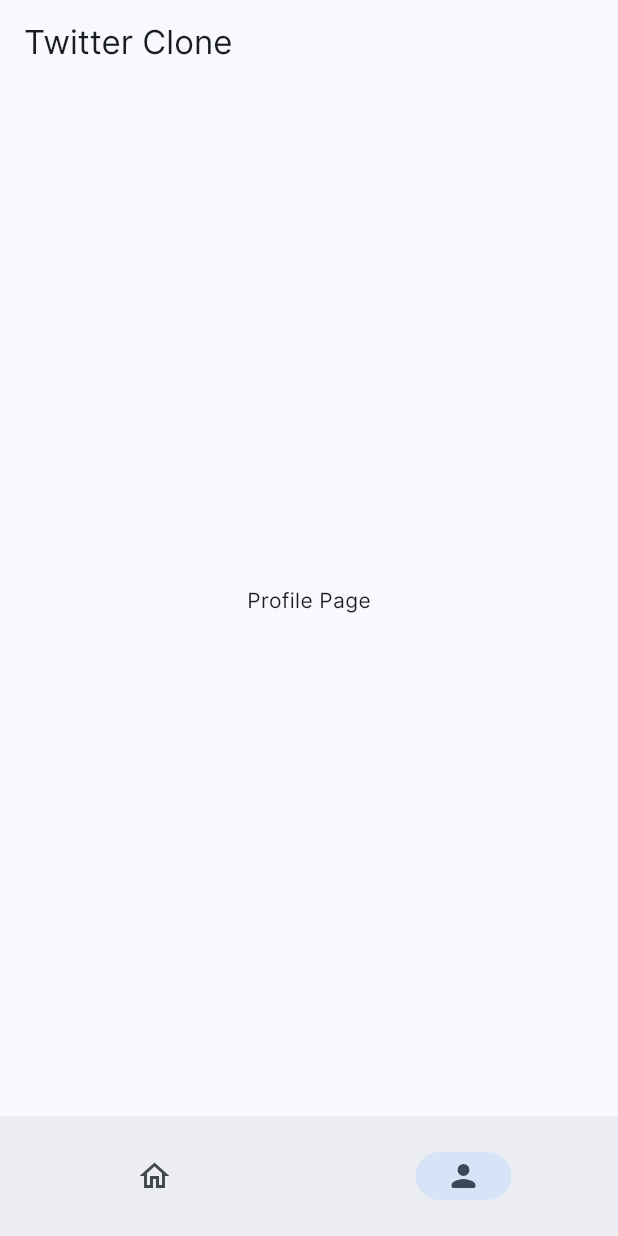
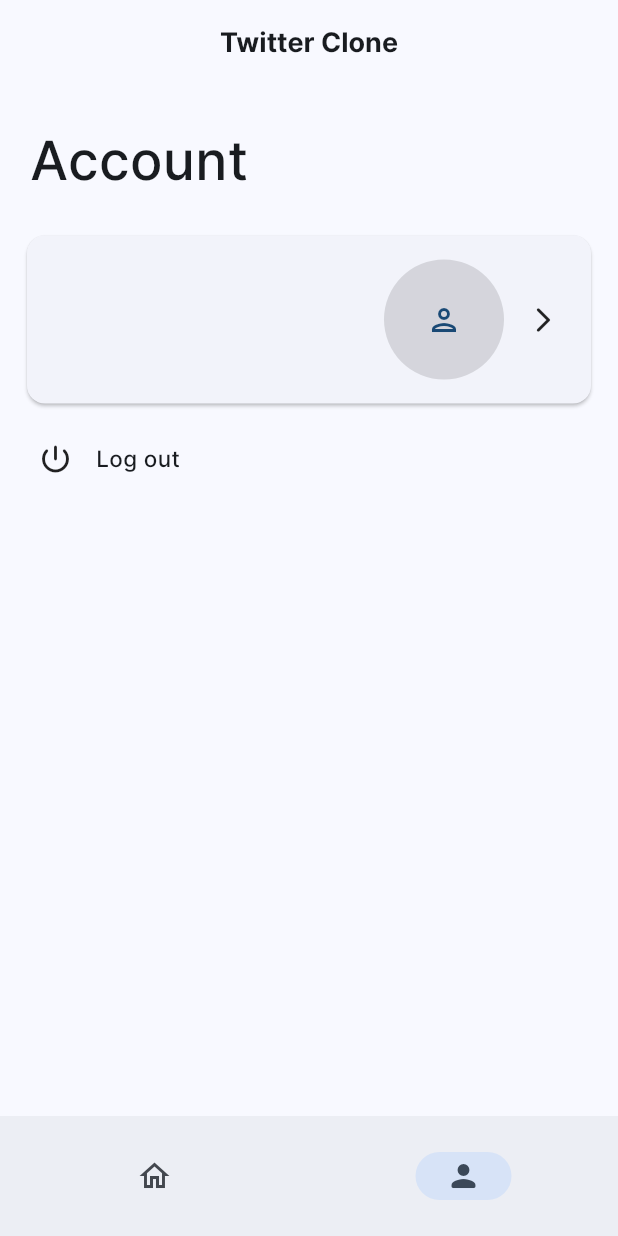
Before and after one commit to hexagonal707/twitterclone, a Flutter app: the screen it shows once a user with an empty profile is signed in, item 2 of the bottom bar chosen, on a phone screen of 412 x 824 dp. Run offline on Flutter 3.47's test engine with Material 2 defaults, Android fonts, the phone set to English and light mode, and no system bars; our stand-ins replace cloud_firestore, firebase_auth, firebase_core, image_picker; accounts and stored records are empty.

Commit message:
added account_page.dart, sign out function

```diff
--- a/lib/page_navigator.dart
+++ b/lib/page_navigator.dart
@@ -1,9 +1,10 @@
 import 'package:flutter/material.dart';
 import 'package:twitterclone/screens/home/home_page.dart';
-import 'package:twitterclone/screens/profile/profile_page.dart';
+import 'package:twitterclone/screens/account/account_page.dart';
 
 class PageNavigator extends StatefulWidget {
   static const String id = 'page_navigator';
+
   const PageNavigator({super.key});
 
   @override
@@ -14,7 +15,10 @@ class _PageNavigatorState extends State<PageNavigator> {
   late int _currentPageIndex = 0;
 
   Widget pages(int index) {
-    final routes = [HomePage(onPageSelected: _onPageChanged), const AccountPage()];
+    final routes = [
+      HomePage(onPageSelected: _onPageChanged),
+      const AccountPage()
+    ];
     return routes[index];
   }
 
@@ -28,8 +32,11 @@ class _PageNavigatorState extends State<PageNavigator> {
   Widget build(BuildContext context) {
     return Scaffold(
       appBar: AppBar(
-        title: const Text('Twitter Clone'),
-
+        centerTitle: true,
+        title: const Text(
+          'Twitter Clone',
+          style: TextStyle(fontWeight: FontWeight.w700, fontSize: 18.0),
+        ),
       ),
       bottomNavigationBar: NavigationBarTheme(
         data: const NavigationBarThemeData(
--- /dev/null
+++ b/lib/screens/account/account_page.dart
@@ -0,0 +1,174 @@
+import 'package:firebase_auth/firebase_auth.dart';
+import 'package:flutter/material.dart';
+import 'package:provider/provider.dart';
+
+import '../../data/post_data.dart';
+import '../../widgets/custom_card_header.dart';
+import '../../widgets/custom_listview.dart';
+import '../../widgets/custom_shimmer.dart';
+import '../welcome/welcome_page.dart';
+
+class AccountPage extends StatefulWidget {
+  static const String id = 'account_page';
+
+  const AccountPage({Key? key}) : super(key: key);
+
+  @override
+  State<AccountPage> createState() => _AccountPageState();
+}
+
+class _AccountPageState extends State<AccountPage> {
+  @override
+  Widget build(BuildContext context) {
+    return Consumer<PostDataProvider>(builder: (context, provider, child) {
+      return Scaffold(
+        body: SafeArea(
+          child: ListView(
+            children: <Widget>[
+              const Padding(
+                padding: EdgeInsets.symmetric(horizontal: 20.0, vertical: 25.0),
+                child: Text(
+                  'Account',
+                  style: TextStyle(
+                    fontWeight: FontWeight.w500,
+                    fontSize: 36.0,
+                  ),
+                ),
+              ),
+
+              //Profile Header
+              Card(
+                margin: const EdgeInsets.symmetric(horizontal: 18.0),
+                child: InkWell(
+                  borderRadius: const BorderRadius.all(
+                    Radius.circular(12.0),
+                  ),
+                  onTap: () {
+                    /*provider.userData != null
+                        ? Navigator.push(
+                      context,
+                      CustomPageRouteBuilder(
+                          child: const ProfilePage(),
+                          transitionType:
+                          SharedAxisTransitionType.horizontal),
+                    )
+                        : null;*/
+                  },
+                  child: Padding(
+                    padding: const EdgeInsets.symmetric(horizontal: 10.0),
+                    child: Padding(
+                      padding: const EdgeInsets.symmetric(
+                          horizontal: 12.0, vertical: 16.0),
+                      child: provider.userData != null
+
+                          //Profile Row
+                          ? CustomCardHeader(
+                              primaryHeading:
+                                  '${provider.userData!.firstName} ${provider.userData!.lastName}',
+                              primaryHeadingFontSize: 20.0,
+                              primaryHeadingFontWeight: FontWeight.w600,
+                              secondaryHeading: provider.userData!.phoneNumber,
+                              secondaryHeadingFontSize: 14.0,
+                              secondaryHeadingFontWeight: FontWeight.w500,
+                              tertiaryHeading: provider.userData!.email,
+                              tertiaryHeadingFontSize: 14.0,
+                              tertiaryHeadingFontWeight: FontWeight.w500,
+                              overflow: TextOverflow.ellipsis,
+                              arrow: true,
+                              child: CircleAvatar(
+                                backgroundColor: Theme.of(context).focusColor,
+                                radius: 40.0,
+                                child: const Icon(Icons.person_outlined),
+                              ),
+                            )
+
+                          //Shimmer
+                          : Row(
+                              mainAxisAlignment: MainAxisAlignment.spaceBetween,
+                              children: <Widget>[
+                                Row(
+                                  children: <Widget>[
+                                    Column(
+                                      crossAxisAlignment:
+                                          CrossAxisAlignment.start,
+                                      children: [
+                                        showShimmer(
+                                            context: context,
+                                            topPadding: 6,
+                                            bottomPadding: 6,
+                                            height: 18.0,
+                                            width: MediaQuery.of(context)
+                                                    .size
+                                                    .width *
+                                                0.45),
+                                        showShimmer(
+                                            context: context,
+                                            topPadding: 3.0,
+                                            bottomPadding: 3.0,
+                                            height: 14.0,
+                                            width: MediaQuery.of(context)
+                                                    .size
+                                                    .width *
+                                                0.25),
+                                        showShimmer(
+                                            context: context,
+                                            topPadding: 3.0,
+                                            bottomPadding: 3.0,
+                                            height: 14.0,
+                                            width: MediaQuery.of(context)
+                                                    .size
+                                                    .width *
+                                                0.5)
+                                      ],
+                                    ),
+                                  ],
+                                ),
+                                Row(
+                                  children: <Widget>[
+                                    CircleAvatar(
+                                        radius: 40.0,
+                                        backgroundColor:
+                                            Theme.of(context).brightness ==
+                                                    Brightness.dark
+                                                ? Theme.of(context).focusColor
+                                                : Theme.of(context).focusColor),
+                                    const Padding(
+                                      padding: EdgeInsets.only(left: 16.0),
+                                      child: Icon(Icons.arrow_forward_ios_sharp,
+                                          size: 20.0),
+                                    ),
+                                  ],
+                                ),
+                              ],
+                            ),
+                    ),
+                  ),
+                ),
+              ),
+
+              Padding(
+                padding: const EdgeInsets.only(top: 10.0),
+                child: Column(
+                  children: <Widget>[
+                    CustomListView(
+                        icon: Icons.power_settings_new_rounded,
+                        onTap: () async {
+                          await FirebaseAuth.instance
+                              .signOut()
+                              .whenComplete(() {
+
+                            Navigator.pushNamedAndRemoveUntil(
+                                context, WelcomePage.id, (route) => false);
+                          });
+                        },
+                        text: 'Log out'),
+                  ],
+                ),
+              ),
+            ],
+          ),
+        ),
+      );
+    });
+  }
+}
--- a/lib/screens/home/home_page.dart
+++ b/lib/screens/home/home_page.dart
@@ -69,7 +69,12 @@ class _HomePageState extends State<HomePage> {
         var postDataList = postDataProvider.postDataList;
         var userData = postDataProvider.userData;
 
-        return Scaffold(
+        return RefreshIndicator(
+          onRefresh: () async{
+           await postDataProvider.getPostList();
+          },
+          child: Scaffold(
+
             floatingActionButton: FloatingActionButton(
               child: const Icon(Icons.add),
               onPressed: () {
@@ -84,19 +89,26 @@ class _HomePageState extends State<HomePage> {
                 );
               },
             ),
-          body: ListView.builder(
+            body: ListView.separated(
               itemCount: postDataList?.length ?? 15,
+              separatorBuilder: (context, int index) {
+                return const Divider(height: 1);
+              },
               itemBuilder: (BuildContext context, int index) {
                 if (postDataList != null && userData != null) {
                   return CustomPostContainer(
+                    onTap: (){},
                     name: '${userData.firstName} ${userData.lastName}',
-                        content: postDataList[index].content, time: currentDate(postDataList[index]), username: userData.username,
+                    content: postDataList[index].content,
+                    time: currentDate(postDataList[index]),
+                    username: userData.username,
                   );
                 } else {
                   return const CustomPostContainerShimmer();
                 }
               },
             ),
+          ),
         );
       },
     );
--- a/lib/screens/login/login_page.dart
+++ b/lib/screens/login/login_page.dart
@@ -32,6 +32,7 @@ class _State extends State<LoginPage> {
       await _firebaseauth.signInWithEmailAndPassword(
           email: _emailController.text.trim(),
           password: _passwordController.text.trim());
+      if (!mounted) return;
       Navigator.pushAndRemoveUntil(
           context,
           CustomPageRouteBuilder(
--- a/lib/screens/profile/profile_page.dart
+++ /dev/null
@@ -1,21 +0,0 @@
-import 'package:flutter/material.dart';
-
-class AccountPage extends StatefulWidget {
-  static const String id = 'profile_page';
-  const AccountPage({super.key});
-
-  @override
-  State<AccountPage> createState() => _AccountPageState();
-}
-
-class _AccountPageState extends State<AccountPage> {
-  @override
-  Widget build(BuildContext context) {
-    return const Center(
-      child: Column(
-        mainAxisAlignment: MainAxisAlignment.center,
-        children: [Text('Profile Page')],
-      ),
-    );
-  }
-}
--- /dev/null
+++ b/lib/widgets/custom_card_header.dart
@@ -0,0 +1,104 @@
+import 'package:flutter/material.dart';
+import 'package:provider/provider.dart';
+import 'package:twitterclone/data/post_data.dart';
+
+class CustomCardHeader extends StatelessWidget {
+  final String? primaryHeading;
+  final String? secondaryHeading;
+  final String? tertiaryHeading;
+  final double? primaryHeadingFontSize;
+  final double? secondaryHeadingFontSize;
+  final double? tertiaryHeadingFontSize;
+  final FontWeight? primaryHeadingFontWeight;
+  final FontWeight? secondaryHeadingFontWeight;
+  final FontWeight? tertiaryHeadingFontWeight;
+  final Color? primaryHeadingColor;
+  final Color? secondaryHeadingColor;
+  final Color? tertiaryHeadingColor;
+  final bool arrow;
+  final TextOverflow? overflow;
+  final void Function()? onTap;
+  final int? maxLines;
+  final bool? softWrap;
+  final String? imageUrl;
+  final Widget child;
+
+  const CustomCardHeader({
+    Key? key,
+    this.primaryHeading,
+    required this.arrow,
+    this.onTap,
+    this.secondaryHeading,
+    this.primaryHeadingColor,
+    this.secondaryHeadingColor,
+    this.primaryHeadingFontSize,
+    this.primaryHeadingFontWeight,
+    this.secondaryHeadingFontSize,
+    this.secondaryHeadingFontWeight,
+    this.overflow,
+    this.maxLines,
+    this.softWrap,
+    this.tertiaryHeading,
+    this.tertiaryHeadingFontSize,
+    this.tertiaryHeadingFontWeight,
+    this.tertiaryHeadingColor,
+    this.imageUrl,
+    required this.child,
+  }) : super(key: key);
+
+  @override
+  Widget build(BuildContext context) => Consumer<PostDataProvider>(
+        builder: (context, provider, child) => InkWell(
+          onTap: onTap,
+          child: Row(
+            mainAxisAlignment: MainAxisAlignment.spaceBetween,
+            children: <Widget>[
+              Row(
+                children: <Widget>[
+                  Column(
+                    crossAxisAlignment: CrossAxisAlignment.start,
+                    children: <Widget>[
+                      Text(
+                        '$primaryHeading',
+                        overflow: TextOverflow.ellipsis,
+                        style: TextStyle(
+                            color: primaryHeadingColor,
+                            fontSize: primaryHeadingFontSize,
+                            fontWeight: primaryHeadingFontWeight),
+                      ),
+                      Text(
+                        '$secondaryHeading',
+                        style: TextStyle(
+                            color: secondaryHeadingColor,
+                            fontSize: secondaryHeadingFontSize,
+                            fontWeight: secondaryHeadingFontWeight),
+                      ),
+                      Text(
+                        '$tertiaryHeading',
+                        style: TextStyle(
+                            color: tertiaryHeadingColor,
+                            fontSize: tertiaryHeadingFontSize,
+                            fontWeight: tertiaryHeadingFontWeight),
+                      )
+                    ],
+                  ),
+                ],
+              ),
+              Row(
+                mainAxisAlignment: MainAxisAlignment.spaceBetween,
+                children: arrow
+                    ? <Widget>[
+                        this.child,
+                        const Padding(
+                          padding: EdgeInsets.only(left: 16.0),
+                          child:
+                              Icon(Icons.arrow_forward_ios_rounded, size: 20.0),
+                        ),
+                      ]
+                    : [],
+              ),
+            ],
+          ),
+        ),
+      );
+}
--- /dev/null
+++ b/lib/widgets/custom_listview.dart
@@ -0,0 +1,42 @@
+import 'package:flutter/material.dart';
+
+class CustomListView extends StatefulWidget {
+  final void Function()? onTap;
+  final String text;
+  final IconData icon;
+  final double? iconSize;
+
+  const CustomListView(
+      {Key? key,
+      this.onTap,
+      required this.text,
+      required this.icon,
+      this.iconSize})
+      : super(key: key);
+
+  @override
+  State<CustomListView> createState() => _CustomListViewState();
+}
+
+class _CustomListViewState extends State<CustomListView> {
+  @override
+  Widget build(BuildContext context) {
+    return InkWell(
+      onTap: widget.onTap,
+      child: Padding(
+        padding: const EdgeInsets.symmetric(vertical: 15.0, horizontal: 25.0),
+        child: Row(
+          children: [
+            Icon(widget.icon, size: widget.iconSize),
+            const SizedBox(width: 15.0),
+            Text(
+              widget.text,
+              style:
+                  const TextStyle(fontWeight: FontWeight.w500, fontSize: 15.0),
+            ),
+          ],
+        ),
+      ),
+    );
+  }
+}
--- a/lib/widgets/custom_post_container.dart
+++ b/lib/widgets/custom_post_container.dart
@@ -5,18 +5,23 @@ class CustomPostContainer extends StatelessWidget {
   final String content;
   final String time;
   final String username;
+  final void Function()? onTap;
 
   const CustomPostContainer(
       {super.key,
       required this.name,
       required this.content,
       required this.time,
-      required this.username});
+      required this.username,
+      this.onTap});
 
   @override
   Widget build(BuildContext context) {
-    return Padding(
-      padding: const EdgeInsets.only(left: 16.0, right: 8.0, top: 8.0, bottom: 16.0),
+    return InkWell(
+      onTap: onTap,
+      child: Padding(
+        padding: const EdgeInsets.only(
+            left: 16.0, right: 8.0, top: 8.0, bottom: 16.0),
         child: Row(
           crossAxisAlignment: CrossAxisAlignment.start,
           children: [
@@ -64,6 +69,7 @@ class CustomPostContainer extends StatelessWidget {
                               child: Text('• $time'),
                             ),
                             InkWell(
+                              borderRadius: BorderRadius.circular(25.0),
                               onTap: () {
                                 List<String> options = ['Edit', 'Delete'];
                                 showModalBottomSheet(
@@ -78,15 +84,18 @@ class CustomPostContainer extends StatelessWidget {
                                         itemCount: options.length,
                                         itemBuilder: (context, index) {
                                           return InkWell(
-                                          onTap: (){},
+                                            onTap: () {},
                                             child: Padding(
-                                            padding: const EdgeInsets.symmetric(
-                                                vertical: 16.0, horizontal: 26.0),
+                                              padding:
+                                                  const EdgeInsets.symmetric(
+                                                      vertical: 16.0,
+                                                      horizontal: 26.0),
                                               child: Text(
                                                 options[index],
                                                 style: const TextStyle(
                                                     fontSize: 16.0,
-                                                  fontWeight: FontWeight.w600),
+                                                    fontWeight:
+                                                        FontWeight.w600),
                                               ),
                                             ),
                                           );
@@ -117,8 +126,8 @@ class CustomPostContainer extends StatelessWidget {
                 ),
               ),
             ),
-
           ],
+        ),
       ),
     );
   }
--- a/lib/widgets/custom_post_container_shimmer.dart
+++ b/lib/widgets/custom_post_container_shimmer.dart
@@ -7,36 +7,28 @@ class CustomPostContainerShimmer extends StatelessWidget {
   @override
   Widget build(BuildContext context) {
     return Padding(
-      padding: const EdgeInsets.all(8.0),
-      child: Container(
-        decoration: BoxDecoration(
-          borderRadius: const BorderRadius.all(Radius.circular(12.0)),
-          color: Colors.white.withOpacity(0.03),
-        ),
-        child: Padding(
-          padding: const EdgeInsets.all(16.0),
+        padding: const EdgeInsets.only(
+            left: 16.0, right: 8.0, top: 16.0, bottom: 16.0),
       child: Row(
         crossAxisAlignment: CrossAxisAlignment.start,
         children: [
           CircleAvatar(
             backgroundColor: Colors.white.withOpacity(0.08),
-                radius: 24,
+            radius: 24.0,
           ),
           const SizedBox(width: 16.0),
           Expanded(
             child: Column(
               crossAxisAlignment: CrossAxisAlignment.start,
               children: [
-                    showShimmer(context: context, height: 12.0, width: double.infinity),
-                    const SizedBox(height: 8.0),
-                    showShimmer(context: context, height: 12.0, width: double.infinity),
+                showShimmer(context: context, height: 16.0, width: MediaQuery.of(context).size.width * 0.5),
+                const SizedBox(height: 12.0),
+                showShimmer(context: context, height: 16.0, width: MediaQuery.of(context).size.width * 0.7),
               ],
             ),
           ),
         ],
       ),
-        ),
-      ),
     );
   }
 }
```
Lines whose indentation alone changed are shown as unchanged.
